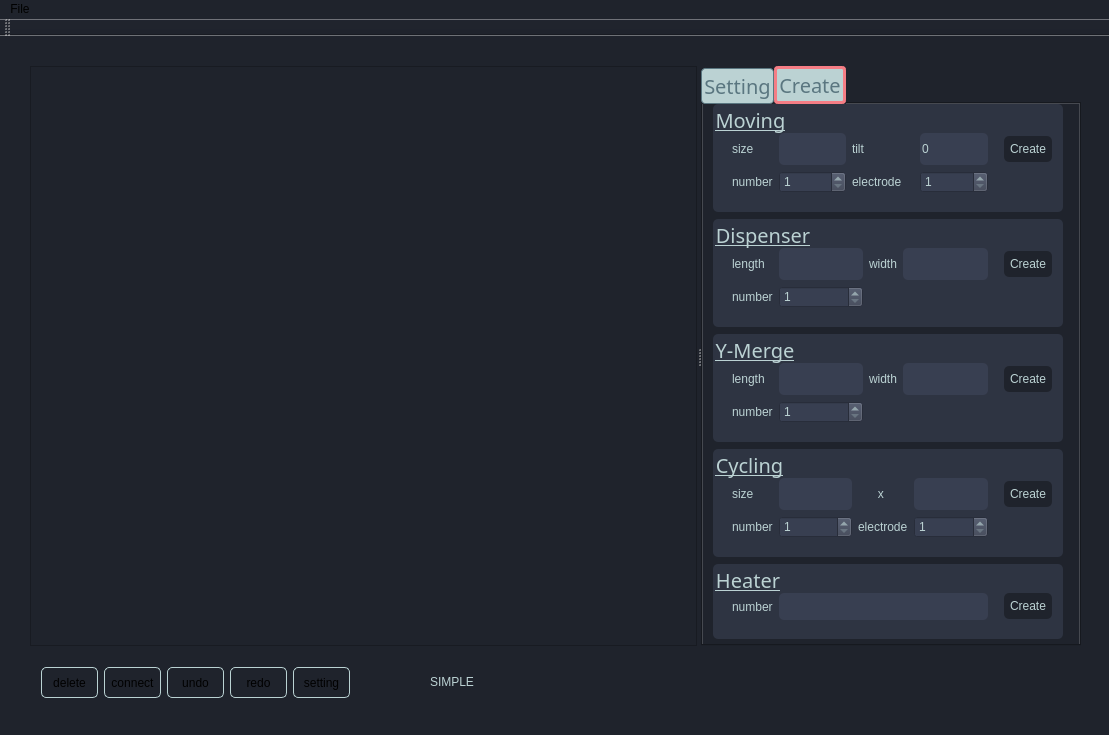
Qt form mainwindow.ui (pandix73/qtgraphics) before a commit.
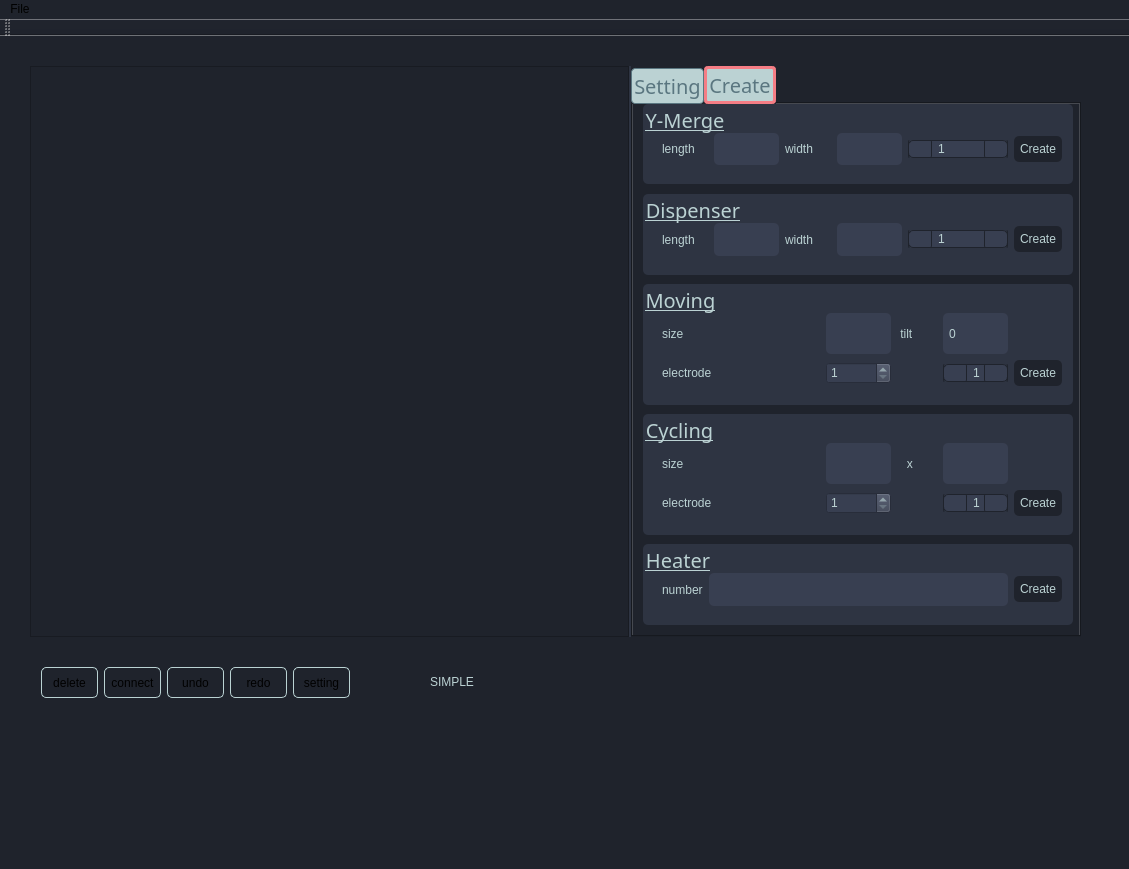
The same form after that commit. Icons and pictures are not drawn.

The edit to the form file:
```diff
--- a/mainwindow.ui
+++ b/mainwindow.ui
@@ -6,8 +6,8 @@
    <rect>
     <x>0</x>
     <y>0</y>
-    <width>1109</width>
-    <height>735</height>
+    <width>1129</width>
+    <height>869</height>
    </rect>
   </property>
   <property name="font">
@@ -203,9 +203,16 @@
       <x>30</x>
       <y>30</y>
       <width>1051</width>
-      <height>580</height>
+      <height>571</height>
      </rect>
     </property>
+    <property name="styleSheet">
+     <string notr="true">QSplitter::handle:verticle{
+	background-color: rgb(46, 52, 66);
+	height : 2px;
+	
+}</string>
+    </property>
     <property name="orientation">
      <enum>Qt::Horizontal</enum>
     </property>
@@ -223,13 +230,13 @@
     <widget class="QTabWidget" name="tabWidget">
      <property name="sizePolicy">
       <sizepolicy hsizetype="Expanding" vsizetype="Expanding">
-       <horstretch>5</horstretch>
+       <horstretch>6</horstretch>
        <verstretch>0</verstretch>
       </sizepolicy>
      </property>
      <property name="maximumSize">
       <size>
-       <width>380</width>
+       <width>450</width>
        <height>16777215</height>
       </size>
      </property>
@@ -557,6 +564,7 @@
 }
 
 QLineEdit{
+	padding-left: 4px; 
 	border-radius: 5px;
 	background-color : rgb(56, 63, 81);
 }
@@ -575,9 +583,9 @@
        <property name="geometry">
         <rect>
          <x>10</x>
-         <y>115</y>
-         <width>350</width>
-         <height>108</height>
+         <y>90</y>
+         <width>430</width>
+         <height>81</height>
         </rect>
        </property>
        <property name="font">
@@ -597,7 +605,7 @@
         <string>Dispenser</string>
        </property>
        <layout class="QGridLayout" name="gridLayout_6">
-        <item row="0" column="4">
+        <item row="0" column="3">
          <widget class="QLineEdit" name="dispenser_width">
           <property name="sizePolicy">
            <sizepolicy hsizetype="Expanding" vsizetype="Expanding">
@@ -605,33 +613,34 @@
             <verstretch>0</verstretch>
            </sizepolicy>
           </property>
-         </widget>
-        </item>
-        <item row="1" column="2">
-         <widget class="QSpinBox" name="dispenser_num">
-          <property name="minimum">
-           <number>1</number>
+          <property name="minimumSize">
+           <size>
+            <width>65</width>
+            <height>0</height>
+           </size>
           </property>
-         </widget>
-        </item>
-        <item row="0" column="6">
-         <widget class="QPushButton" name="dispenser_create">
-          <property name="sizePolicy">
-           <sizepolicy hsizetype="Minimum" vsizetype="Fixed">
-            <horstretch>0</horstretch>
-            <verstretch>0</verstretch>
-           </sizepolicy>
+          <property name="maximumSize">
+           <size>
+            <width>65</width>
+            <height>16777215</height>
+           </size>
           </property>
-          <property name="autoFillBackground">
-           <bool>false</bool>
-          </property>
-          <property name="text">
-           <string>Create</string>
-          </property>
          </widget>
         </item>
-        <item row="0" column="1">
+        <item row="0" column="0">
          <widget class="QLabel" name="dispender_length_label">
+          <property name="minimumSize">
+           <size>
+            <width>46</width>
+            <height>0</height>
+           </size>
+          </property>
+          <property name="maximumSize">
+           <size>
+            <width>46</width>
+            <height>16777215</height>
+           </size>
+          </property>
           <property name="autoFillBackground">
            <bool>false</bool>
           </property>
@@ -640,14 +649,7 @@
           </property>
          </widget>
         </item>
-        <item row="1" column="1">
-         <widget class="QLabel" name="dispenser_num_label">
-          <property name="text">
-           <string>number</string>
-          </property>
-         </widget>
-        </item>
-        <item row="0" column="2">
+        <item row="0" column="1">
          <widget class="QLineEdit" name="dispenser_length">
           <property name="sizePolicy">
            <sizepolicy hsizetype="Expanding" vsizetype="Expanding">
@@ -655,30 +657,118 @@
             <verstretch>0</verstretch>
            </sizepolicy>
           </property>
+          <property name="minimumSize">
+           <size>
+            <width>65</width>
+            <height>0</height>
+           </size>
+          </property>
+          <property name="maximumSize">
+           <size>
+            <width>65</width>
+            <height>16777215</height>
+           </size>
+          </property>
          </widget>
         </item>
-        <item row="0" column="3">
+        <item row="0" column="2">
          <widget class="QLabel" name="dispenser_width_label">
+          <property name="minimumSize">
+           <size>
+            <width>46</width>
+            <height>0</height>
+           </size>
+          </property>
+          <property name="maximumSize">
+           <size>
+            <width>46</width>
+            <height>16777215</height>
+           </size>
+          </property>
           <property name="text">
            <string>width</string>
           </property>
          </widget>
         </item>
+        <item row="0" column="4">
+         <widget class="QSpinBox" name="dispenser_num">
+          <property name="styleSheet">
+           <string notr="true"> QSpinBox {
+     padding-right: 3px; /* make room for the arrows */
+	padding-left: 3px;
+	border-style: solid;
+	border-color: rgb(31, 35, 44);
+     border-width: 1;
+	border-radius: 5px;
+ }
+
+ QSpinBox::up-button {
+	subcontrol-origin: border;
+	subcontrol-position: right; /* position at the top right corner */
+	width: 22px; /* 16 + 2*1px border-width = 25px padding + 1px parent border */
+	height: 22px;
+	border-style: solid;
+	border-color: rgb(31, 35, 44);
+	border-width: 1px;
+	border-radius: 5px;
+ }
+
+ QSpinBox::up-button:pressed {
+	border-style: solid;
+	border-color: rgb(245, 125, 133);
+	border-width: 1px;
+ }
+
+ QSpinBox::up-arrow {
+	image : url(:/MainWindow/Icons/Icons/plus-symbol.png);
+	width: 15px;
+	height: 15px;
+ }
+
+ QSpinBox::down-button {
+	subcontrol-origin: border;
+	subcontrol-position: left; /* position at the top right corner */
+	width: 22px; /* 16 + 2*1px border-width = 25px padding + 1px parent border */
+	height: 22px;
+	border-style: solid;
+	border-color: rgb(31, 35, 44);
+	border-width: 1px;
+	border-radius: 5px;
+ }
+
+ QSpinBox::down-button:pressed {
+	border-style: solid;
+	border-color: rgb(245, 125, 133);
+	border-width: 1px;
+ }
+
+ QSpinBox::down-arrow {
+	image : url(:/MainWindow/Icons/Icons/minus-symbol.png);
+	width: 15px;
+	height: 15px;
+ }
+</string>
+          </property>
+          <property name="minimum">
+           <number>1</number>
+          </property>
+         </widget>
+        </item>
         <item row="0" column="5">
-         <spacer name="horizontalSpacer">
-          <property name="orientation">
-           <enum>Qt::Horizontal</enum>
+         <widget class="QPushButton" name="dispenser_create">
+          <property name="sizePolicy">
+           <sizepolicy hsizetype="Fixed" vsizetype="Fixed">
+            <horstretch>0</horstretch>
+            <verstretch>0</verstretch>
+           </sizepolicy>
           </property>
-          <property name="sizeType">
-           <enum>QSizePolicy::Fixed</enum>
+          <property name="autoFillBackground">
+           <bool>false</bool>
           </property>
-          <property name="sizeHint" stdset="0">
-           <size>
-            <width>10</width>
-            <height>20</height>
-           </size>
+          <property name="text">
+           <string>Create</string>
           </property>
-         </spacer>
+         </widget>
         </item>
        </layout>
       </widget>
@@ -686,9 +776,9 @@
        <property name="geometry">
         <rect>
          <x>10</x>
-         <y>230</y>
-         <width>350</width>
-         <height>108</height>
+         <y>0</y>
+         <width>430</width>
+         <height>80</height>
         </rect>
        </property>
        <property name="font">
@@ -708,57 +798,26 @@
         <string>Y-Merge</string>
        </property>
        <layout class="QGridLayout" name="gridLayout_7">
-        <item row="0" column="6">
-         <spacer name="horizontalSpacer_2">
-          <property name="orientation">
-           <enum>Qt::Horizontal</enum>
-          </property>
-          <property name="sizeType">
-           <enum>QSizePolicy::Fixed</enum>
-          </property>
-          <property name="sizeHint" stdset="0">
-           <size>
-            <width>10</width>
-            <height>20</height>
-           </size>
-          </property>
-         </spacer>
-        </item>
-        <item row="0" column="8">
-         <widget class="QPushButton" name="merge_create">
-          <property name="sizePolicy">
-           <sizepolicy hsizetype="Fixed" vsizetype="Fixed">
-            <horstretch>0</horstretch>
-            <verstretch>0</verstretch>
-           </sizepolicy>
-          </property>
-          <property name="text">
-           <string>Create</string>
-          </property>
-         </widget>
-        </item>
-        <item row="0" column="3">
-         <widget class="QLabel" name="merge_width_label">
-          <property name="text">
-           <string>width</string>
-          </property>
-         </widget>
-        </item>
-        <item row="1" column="2">
-         <widget class="QSpinBox" name="merge_num">
-          <property name="minimum">
-           <number>1</number>
-          </property>
-         </widget>
-        </item>
-        <item row="0" column="1">
+        <item row="0" column="0">
          <widget class="QLabel" name="merge_length_label">
+          <property name="minimumSize">
+           <size>
+            <width>46</width>
+            <height>0</height>
+           </size>
+          </property>
+          <property name="maximumSize">
+           <size>
+            <width>46</width>
+            <height>16777215</height>
+           </size>
+          </property>
           <property name="text">
            <string>length</string>
           </property>
          </widget>
         </item>
-        <item row="0" column="2">
+        <item row="0" column="1">
          <widget class="QLineEdit" name="merge_length">
           <property name="sizePolicy">
            <sizepolicy hsizetype="Expanding" vsizetype="Expanding">
@@ -766,16 +825,21 @@
             <verstretch>0</verstretch>
            </sizepolicy>
           </property>
-         </widget>
-        </item>
-        <item row="1" column="1">
-         <widget class="QLabel" name="merge_num_label">
-          <property name="text">
-           <string>number</string>
+          <property name="minimumSize">
+           <size>
+            <width>65</width>
+            <height>0</height>
+           </size>
           </property>
+          <property name="maximumSize">
+           <size>
+            <width>65</width>
+            <height>16777215</height>
+           </size>
+          </property>
          </widget>
         </item>
-        <item row="0" column="4">
+        <item row="0" column="3">
          <widget class="QLineEdit" name="merge_width">
           <property name="sizePolicy">
            <sizepolicy hsizetype="Expanding" vsizetype="Expanding">
@@ -783,116 +847,111 @@
             <verstretch>0</verstretch>
            </sizepolicy>
           </property>
-         </widget>
-        </item>
-       </layout>
-      </widget>
-      <widget class="QGroupBox" name="cyclingBox">
-       <property name="geometry">
-        <rect>
-         <x>10</x>
-         <y>345</y>
-         <width>350</width>
-         <height>108</height>
-        </rect>
-       </property>
-       <property name="font">
-        <font>
-         <family>American Typewriter</family>
-         <pointsize>15</pointsize>
-         <weight>50</weight>
-         <italic>false</italic>
-         <bold>false</bold>
-         <underline>true</underline>
-        </font>
-       </property>
-       <property name="styleSheet">
-        <string notr="true"/>
-       </property>
-       <property name="title">
-        <string>Cycling</string>
-       </property>
-       <layout class="QGridLayout" name="gridLayout_8">
-        <item row="0" column="8">
-         <widget class="QPushButton" name="cycling_create">
-          <property name="text">
-           <string>Create</string>
+          <property name="minimumSize">
+           <size>
+            <width>65</width>
+            <height>0</height>
+           </size>
           </property>
-         </widget>
-        </item>
-        <item row="0" column="1">
-         <widget class="QLabel" name="cycling_length_label">
-          <property name="text">
-           <string>size</string>
+          <property name="maximumSize">
+           <size>
+            <width>65</width>
+            <height>16777215</height>
+           </size>
           </property>
          </widget>
         </item>
         <item row="0" column="2">
-         <widget class="QLineEdit" name="cycling_length">
-          <property name="sizePolicy">
-           <sizepolicy hsizetype="Expanding" vsizetype="Expanding">
-            <horstretch>0</horstretch>
-            <verstretch>0</verstretch>
-           </sizepolicy>
+         <widget class="QLabel" name="merge_width_label">
+          <property name="minimumSize">
+           <size>
+            <width>46</width>
+            <height>0</height>
+           </size>
           </property>
-         </widget>
-        </item>
-        <item row="1" column="1">
-         <widget class="QLabel" name="cycling_num_label">
-          <property name="text">
-           <string>number</string>
+          <property name="maximumSize">
+           <size>
+            <width>6</width>
+            <height>16777215</height>
+           </size>
           </property>
-         </widget>
-        </item>
-        <item row="1" column="2">
-         <widget class="QSpinBox" name="cycling_num">
-          <property name="minimum">
-           <number>1</number>
-          </property>
-         </widget>
-        </item>
-        <item row="0" column="4">
-         <widget class="QLabel" name="cycling_width_label">
           <property name="text">
-           <string>      x</string>
+           <string>width</string>
           </property>
          </widget>
         </item>
-        <item row="0" column="7">
-         <spacer name="horizontalSpacer_3">
-          <property name="orientation">
-           <enum>Qt::Horizontal</enum>
-          </property>
-          <property name="sizeType">
-           <enum>QSizePolicy::Fixed</enum>
-          </property>
-          <property name="sizeHint" stdset="0">
-           <size>
-            <width>10</width>
-            <height>20</height>
-           </size>
-          </property>
-         </spacer>
-        </item>
         <item row="0" column="6">
-         <widget class="QLineEdit" name="cycling_width">
+         <widget class="QPushButton" name="merge_create">
           <property name="sizePolicy">
-           <sizepolicy hsizetype="Expanding" vsizetype="Expanding">
+           <sizepolicy hsizetype="Fixed" vsizetype="Fixed">
             <horstretch>0</horstretch>
             <verstretch>0</verstretch>
            </sizepolicy>
           </property>
-         </widget>
-        </item>
-        <item row="1" column="4">
-         <widget class="QLabel" name="cycling_electrod_label">
           <property name="text">
-           <string>electrode</string>
+           <string>Create</string>
           </property>
          </widget>
         </item>
-        <item row="1" column="6">
-         <widget class="QSpinBox" name="cycling_electrod">
+        <item row="0" column="5">
+         <widget class="QSpinBox" name="merge_num">
+          <property name="styleSheet">
+           <string notr="true"> QSpinBox {
+     padding-right: 3px; /* make room for the arrows */
+	padding-left: 3px;
+	border-style: solid;
+	border-color: rgb(31, 35, 44);
+     border-width: 1;
+	border-radius: 5px;
+ }
+
+ QSpinBox::up-button {
+	subcontrol-origin: border;
+	subcontrol-position: right; /* position at the top right corner */
+	width: 22px; /* 16 + 2*1px border-width = 25px padding + 1px parent border */
+	height: 22px;
+	border-style: solid;
+	border-color: rgb(31, 35, 44);
+	border-width: 1px;
+	border-radius: 5px;
+ }
+
+ QSpinBox::up-button:pressed {
+	border-style: solid;
+	border-color: rgb(245, 125, 133);
+	border-width: 1px;
+ }
+
+ QSpinBox::up-arrow {
+	image : url(:/MainWindow/Icons/Icons/plus-symbol.png);
+	width: 15px;
+	height: 15px;
+ }
+
+ QSpinBox::down-button {
+	subcontrol-origin: border;
+	subcontrol-position: left; /* position at the top right corner */
+	width: 22px; /* 16 + 2*1px border-width = 25px padding + 1px parent border */
+	height: 22px;
+	border-style: solid;
+	border-color: rgb(31, 35, 44);
+	border-width: 1px;
+		border-radius: 5px;
+ }
+
+ QSpinBox::down-button:pressed {
+	border-style: solid;
+	border-color: rgb(245, 125, 133);
+	border-width: 1px;
+ }
+
+ QSpinBox::down-arrow {
+	image : url(:/MainWindow/Icons/Icons/minus-symbol.png);
+	width: 15px;
+	height: 15px;
+ }
+</string>
+          </property>
           <property name="minimum">
            <number>1</number>
           </property>
@@ -907,9 +966,9 @@
        <property name="geometry">
         <rect>
          <x>10</x>
-         <y>460</y>
-         <width>350</width>
-         <height>75</height>
+         <y>440</y>
+         <width>430</width>
+         <height>81</height>
         </rect>
        </property>
        <property name="font">
@@ -946,38 +1005,22 @@
           </property>
          </widget>
         </item>
-        <item row="0" column="4">
+        <item row="0" column="3">
          <widget class="QPushButton" name="heater_create">
           <property name="text">
            <string>Create</string>
           </property>
          </widget>
         </item>
-        <item row="0" column="3">
-         <spacer name="horizontalSpacer_4">
-          <property name="orientation">
-           <enum>Qt::Horizontal</enum>
-          </property>
-          <property name="sizeType">
-           <enum>QSizePolicy::Fixed</enum>
-          </property>
-          <property name="sizeHint" stdset="0">
-           <size>
-            <width>10</width>
-            <height>20</height>
-           </size>
-          </property>
-         </spacer>
-        </item>
        </layout>
       </widget>
       <widget class="QGroupBox" name="movingBox">
        <property name="geometry">
         <rect>
          <x>10</x>
-         <y>0</y>
-         <width>350</width>
-         <height>108</height>
+         <y>180</y>
+         <width>430</width>
+         <height>121</height>
         </rect>
        </property>
        <property name="font">
@@ -997,49 +1040,60 @@
         <string>Moving</string>
        </property>
        <layout class="QGridLayout" name="gridLayout">
-        <item row="0" column="2">
-         <widget class="QLabel" name="move_tilt_label">
-          <property name="text">
-           <string>tilt             </string>
-          </property>
-         </widget>
-        </item>
-        <item row="1" column="0">
-         <widget class="QLabel" name="move_num_label">
-          <property name="text">
-           <string>number</string>
-          </property>
-         </widget>
-        </item>
         <item row="0" column="0">
          <widget class="QLabel" name="move_electrod_label_2">
+          <property name="sizePolicy">
+           <sizepolicy hsizetype="Preferred" vsizetype="Preferred">
+            <horstretch>0</horstretch>
+            <verstretch>0</verstretch>
+           </sizepolicy>
+          </property>
           <property name="text">
            <string>size</string>
           </property>
          </widget>
         </item>
-        <item row="1" column="2" colspan="2">
+        <item row="1" column="2">
+         <widget class="QSpinBox" name="move_electrod">
+          <property name="minimum">
+           <number>1</number>
+          </property>
+          <property name="maximum">
+           <number>2</number>
+          </property>
+         </widget>
+        </item>
+        <item row="1" column="0">
          <widget class="QLabel" name="move_electrod_label">
           <property name="text">
            <string>electrode</string>
           </property>
          </widget>
         </item>
-        <item row="0" column="5">
-         <spacer name="horizontalSpacer_5">
-          <property name="orientation">
-           <enum>Qt::Horizontal</enum>
+        <item row="0" column="2">
+         <widget class="QLineEdit" name="move_size">
+          <property name="sizePolicy">
+           <sizepolicy hsizetype="Expanding" vsizetype="Expanding">
+            <horstretch>0</horstretch>
+            <verstretch>0</verstretch>
+           </sizepolicy>
           </property>
-          <property name="sizeType">
-           <enum>QSizePolicy::Fixed</enum>
+          <property name="minimumSize">
+           <size>
+            <width>65</width>
+            <height>0</height>
+           </size>
           </property>
-          <property name="sizeHint" stdset="0">
+          <property name="maximumSize">
            <size>
-            <width>10</width>
-            <height>20</height>
+            <width>65</width>
+            <height>16777215</height>
            </size>
           </property>
-         </spacer>
+          <property name="styleSheet">
+           <string notr="true"/>
+          </property>
+         </widget>
         </item>
         <item row="0" column="4">
          <widget class="QLineEdit" name="move_tilt">
@@ -1049,40 +1103,250 @@
             <verstretch>0</verstretch>
            </sizepolicy>
           </property>
+          <property name="minimumSize">
+           <size>
+            <width>65</width>
+            <height>0</height>
+           </size>
+          </property>
+          <property name="maximumSize">
+           <size>
+            <width>55</width>
+            <height>16777215</height>
+           </size>
+          </property>
           <property name="text">
            <string>0</string>
           </property>
          </widget>
         </item>
-        <item row="1" column="1">
+        <item row="0" column="3">
+         <widget class="QLabel" name="move_tilt_label">
+          <property name="minimumSize">
+           <size>
+            <width>40</width>
+            <height>0</height>
+           </size>
+          </property>
+          <property name="maximumSize">
+           <size>
+            <width>40</width>
+            <height>16777215</height>
+           </size>
+          </property>
+          <property name="text">
+           <string> tilt             </string>
+          </property>
+         </widget>
+        </item>
+        <item row="1" column="4">
          <widget class="QSpinBox" name="move_num">
+          <property name="minimumSize">
+           <size>
+            <width>65</width>
+            <height>0</height>
+           </size>
+          </property>
+          <property name="maximumSize">
+           <size>
+            <width>65</width>
+            <height>16777215</height>
+           </size>
+          </property>
+          <property name="styleSheet">
+           <string notr="true"> QSpinBox {
+     padding-right: 3px; /* make room for the arrows */
+	padding-left: 3px;
+	border-style: solid;
+	border-color: rgb(31, 35, 44);
+     border-width: 1;
+	border-radius: 5px;
+ }
+
+ QSpinBox::up-button {
+	subcontrol-origin: border;
+	subcontrol-position: right; /* position at the top right corner */
+	width: 22px; /* 16 + 2*1px border-width = 25px padding + 1px parent border */
+	height: 22px;
+	border-style: solid;
+	border-color: rgb(31, 35, 44);
+	border-width: 1px;
+	border-radius: 5px;
+ }
+
+ QSpinBox::up-button:pressed {
+	border-style: solid;
+	border-color: rgb(245, 125, 133);
+	border-width: 1px;
+ }
+
+ QSpinBox::up-arrow {
+	image : url(:/MainWindow/Icons/Icons/plus-symbol.png);
+	width: 15px;
+	height: 15px;
+ }
+
+ QSpinBox::down-button {
+	subcontrol-origin: border;
+	subcontrol-position: left; /* position at the top right corner */
+	width: 22px; /* 16 + 2*1px border-width = 25px padding + 1px parent border */
+	height: 22px;
+	border-style: solid;
+	border-color: rgb(31, 35, 44);
+	border-width: 1px;
+	border-radius: 5px;
+ }
+
+ QSpinBox::down-button:pressed {
+	border-style: solid;
+	border-color: rgb(245, 125, 133);
+	border-width: 1px;
+ }
+
+ QSpinBox::down-arrow {
+	image : url(:/MainWindow/Icons/Icons/minus-symbol.png);
+	width: 15px;
+	height: 15px;
+ }
+</string>
+          </property>
           <property name="minimum">
            <number>1</number>
           </property>
          </widget>
         </item>
-        <item row="0" column="6">
+        <item row="1" column="7">
          <widget class="QPushButton" name="move_create">
+          <property name="sizePolicy">
+           <sizepolicy hsizetype="Fixed" vsizetype="Fixed">
+            <horstretch>0</horstretch>
+            <verstretch>0</verstretch>
+           </sizepolicy>
+          </property>
           <property name="text">
            <string>Create</string>
           </property>
          </widget>
         </item>
-        <item row="0" column="1">
-         <widget class="QLineEdit" name="move_size">
+       </layout>
+      </widget>
+      <widget class="QGroupBox" name="cyclingBox">
+       <property name="geometry">
+        <rect>
+         <x>10</x>
+         <y>310</y>
+         <width>430</width>
+         <height>121</height>
+        </rect>
+       </property>
+       <property name="font">
+        <font>
+         <family>American Typewriter</family>
+         <pointsize>15</pointsize>
+         <weight>50</weight>
+         <italic>false</italic>
+         <bold>false</bold>
+         <underline>true</underline>
+        </font>
+       </property>
+       <property name="styleSheet">
+        <string notr="true"/>
+       </property>
+       <property name="title">
+        <string>Cycling</string>
+       </property>
+       <layout class="QGridLayout" name="gridLayout_8">
+        <item row="0" column="0">
+         <widget class="QLabel" name="cycling_electrod_size">
+          <property name="sizePolicy">
+           <sizepolicy hsizetype="Preferred" vsizetype="Preferred">
+            <horstretch>0</horstretch>
+            <verstretch>0</verstretch>
+           </sizepolicy>
+          </property>
+          <property name="minimumSize">
+           <size>
+            <width>66</width>
+            <height>0</height>
+           </size>
+          </property>
+          <property name="maximumSize">
+           <size>
+            <width>66</width>
+            <height>16777215</height>
+           </size>
+          </property>
+          <property name="text">
+           <string>size</string>
+          </property>
+         </widget>
+        </item>
+        <item row="0" column="3">
+         <widget class="QLabel" name="cycling_x_label">
+          <property name="minimumSize">
+           <size>
+            <width>40</width>
+            <height>0</height>
+           </size>
+          </property>
+          <property name="maximumSize">
+           <size>
+            <width>40</width>
+            <height>16777215</height>
+           </size>
+          </property>
+          <property name="text">
+           <string>   x</string>
+          </property>
+         </widget>
+        </item>
+        <item row="0" column="4">
+         <widget class="QLineEdit" name="cycling_width">
           <property name="sizePolicy">
            <sizepolicy hsizetype="Expanding" vsizetype="Expanding">
             <horstretch>0</horstretch>
             <verstretch>0</verstretch>
            </sizepolicy>
           </property>
-          <property name="styleSheet">
-           <string notr="true"/>
+          <property name="minimumSize">
+           <size>
+            <width>65</width>
+            <height>0</height>
+           </size>
           </property>
+          <property name="maximumSize">
+           <size>
+            <width>55</width>
+            <height>16777215</height>
+           </size>
+          </property>
+          <property name="text">
+           <string/>
+          </property>
          </widget>
         </item>
-        <item row="1" column="4">
-         <widget class="QSpinBox" name="move_electrod">
+        <item row="1" column="0" colspan="2">
+         <widget class="QLabel" name="cycling_electrod_label">
+          <property name="text">
+           <string>electrode</string>
+          </property>
+         </widget>
+        </item>
+        <item row="1" column="5">
+         <widget class="QPushButton" name="cycling_create">
+          <property name="sizePolicy">
+           <sizepolicy hsizetype="Fixed" vsizetype="Fixed">
+            <horstretch>0</horstretch>
+            <verstretch>0</verstretch>
+           </sizepolicy>
+          </property>
+          <property name="text">
+           <string>Create</string>
+          </property>
+         </widget>
+        </item>
+        <item row="1" column="2">
+         <widget class="QSpinBox" name="cycling_electrod">
           <property name="minimum">
            <number>1</number>
           </property>
@@ -1091,6 +1355,107 @@
           </property>
          </widget>
         </item>
+        <item row="1" column="4">
+         <widget class="QSpinBox" name="cycling_num">
+          <property name="minimumSize">
+           <size>
+            <width>65</width>
+            <height>0</height>
+           </size>
+          </property>
+          <property name="maximumSize">
+           <size>
+            <width>65</width>
+            <height>16777215</height>
+           </size>
+          </property>
+          <property name="styleSheet">
+           <string notr="true"> QSpinBox {
+     padding-right: 3px; /* make room for the arrows */
+	padding-left: 3px;
+	border-style: solid;
+	border-color: rgb(31, 35, 44);
+     border-width: 1;
+	border-radius: 5px;
+ }
+
+ QSpinBox::up-button {
+	subcontrol-origin: border;
+	subcontrol-position: right; /* position at the top right corner */
+	width: 22px; /* 16 + 2*1px border-width = 25px padding + 1px parent border */
+	height: 22px;
+	border-style: solid;
+	border-color: rgb(31, 35, 44);
+	border-width: 1px;
+	border-radius: 5px;
+ }
+
+ QSpinBox::up-button:pressed {
+	border-style: solid;
+	border-color: rgb(245, 125, 133);
+	border-width: 1px;
+ }
+
+ QSpinBox::up-arrow {
+	image : url(:/MainWindow/Icons/Icons/plus-symbol.png);
+	width: 15px;
+	height: 15px;
+ }
+
+ QSpinBox::down-button {
+	subcontrol-origin: border;
+	subcontrol-position: left; /* position at the top right corner */
+	width: 22px; /* 16 + 2*1px border-width = 25px padding + 1px parent border */
+	height: 22px;
+	border-style: solid;
+	border-color: rgb(31, 35, 44);
+	border-width: 1px;
+	border-radius: 5px;
+ }
+
+ QSpinBox::down-button:pressed {
+	border-style: solid;
+	border-color: rgb(245, 125, 133);
+	border-width: 1px;
+ }
+
+ QSpinBox::down-arrow {
+	image : url(:/MainWindow/Icons/Icons/minus-symbol.png);
+	width: 15px;
+	height: 15px;
+ }
+</string>
+          </property>
+          <property name="minimum">
+           <number>1</number>
+          </property>
+         </widget>
+        </item>
+        <item row="0" column="2">
+         <widget class="QLineEdit" name="cycling_length">
+          <property name="sizePolicy">
+           <sizepolicy hsizetype="Expanding" vsizetype="Expanding">
+            <horstretch>0</horstretch>
+            <verstretch>0</verstretch>
+           </sizepolicy>
+          </property>
+          <property name="minimumSize">
+           <size>
+            <width>65</width>
+            <height>0</height>
+           </size>
+          </property>
+          <property name="maximumSize">
+           <size>
+            <width>65</width>
+            <height>16777215</height>
+           </size>
+          </property>
+          <property name="styleSheet">
+           <string notr="true"/>
+          </property>
+         </widget>
+        </item>
        </layout>
       </widget>
      </widget>
@@ -1119,7 +1484,7 @@
     <rect>
      <x>0</x>
      <y>0</y>
-     <width>1109</width>
+     <width>1129</width>
      <height>22</height>
     </rect>
    </property>
```
Left out of the diff: 5 changed lines with no effect on the pictures.
